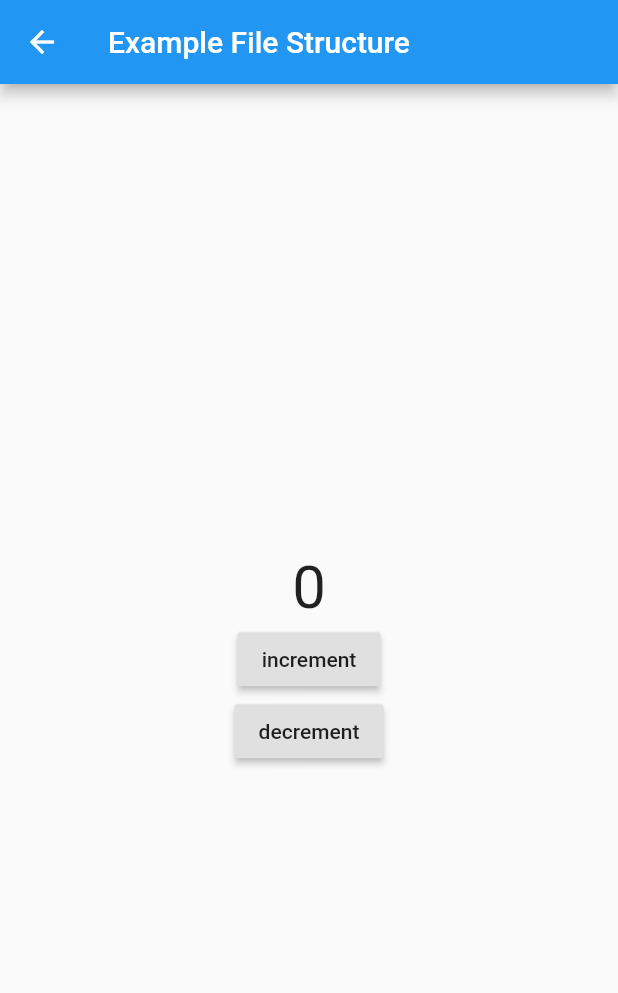
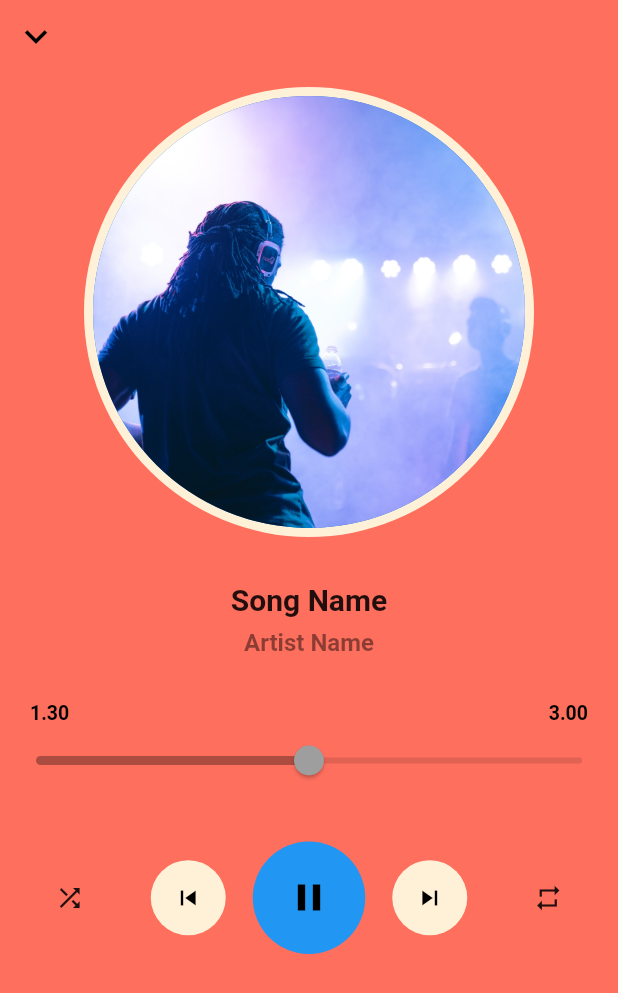
Before and after one commit to devenderbutani21/musicplayerflutterapp, a Flutter app: the HomeScreen screen opened directly, on a phone screen of 412 x 824 dp. Shown: the top 993 px of the screen. Run offline on Flutter 3.47's test engine with Material 2 defaults, Android fonts, the phone set to English and light mode, and no system bars.

Commit message:
Made changes to UI

```diff
--- a/lib/screens/home/home.dart
+++ b/lib/screens/home/home.dart
@@ -1,4 +1,6 @@
+import 'package:flutter/cupertino.dart';
 import 'package:flutter/material.dart';
+import 'package:flutter/widgets.dart';
 
 class HomeScreen extends StatefulWidget {
   @override
@@ -6,36 +8,164 @@ class HomeScreen extends StatefulWidget {
 }
 
 class _HomeScreenState extends State<HomeScreen> {
-  int counter = 0;
+
   @override
   Widget build(BuildContext context) {
+    const color = const Color(0xffFE6F5E);
+    const color1 = const Color(0xffFFF1D7);
     return Scaffold(
-      appBar: AppBar(
-        title: Text("Example File Structure"),
+//      backgroundColor: Colors.blueGrey.shade100,
+      backgroundColor: color,
+      body: SafeArea(
+      child: Column(
+        children: <Widget>[
+          Row(
+            mainAxisAlignment: MainAxisAlignment.spaceBetween,
+            children: <Widget>[
+              Container(
+                child: IconButton(
+                  icon: Icon(
+                    Icons.keyboard_arrow_down,
+                    color: Colors.black,
+                    size: 30.0,
                   ),
-      body: Center(
-        child: Column(
+                  onPressed: () { },
+                ),
+              ),
+            ],
+          ),
+          SizedBox(height: 10,),
+          Center(
+            child: Container(
+              height: 300,
+              width: 300,
+              decoration: BoxDecoration(
+                color: color1,
+                borderRadius: BorderRadius.circular(150),
+              ),
+              padding: EdgeInsets.all(6),
+              child: CircleAvatar(
+                backgroundImage: AssetImage('assets/2.jpg'),
+                maxRadius: 160,
+              ),
+            ),
+          ),
+          SizedBox(height: 30,),
+          Text(
+              "Song Name",
+              style: TextStyle(
+                  fontSize:20,
+                  fontWeight: FontWeight.w600
+              )
+          ),
+          SizedBox(height: 8,),
+          Text(
+              "Artist Name",
+              style: TextStyle(
+                  fontSize:16,
+                  color: Colors.black45,
+                  fontWeight: FontWeight.w600
+              )
+          ),
+          SizedBox(height: 30,),
+          Container(
+            padding: EdgeInsets.only(left: 20,right: 20),
+            child: Row(
+              mainAxisAlignment: MainAxisAlignment.spaceBetween,
+              children: <Widget>[
+                Text("1.30",
+                    style: TextStyle(
+                    fontSize:13,
+                    color: Colors.black,
+                    fontWeight: FontWeight.w600
+                )),
+                Text("3.00",
+                    style: TextStyle(
+                        fontSize:13,
+                        color: Colors.black,
+                        fontWeight: FontWeight.w600
+                    )),
+              ],
+            ),
+          ),
+          Slider(
+            min: 0,
+            max: 3,
+            value: 1.5,
+          ),
+          SizedBox(height: 30,),
+          Center(
+            child: Row(
               mainAxisAlignment: MainAxisAlignment.center,
               children: <Widget>[
-            Text(
-              counter.toString(),
-              style: TextStyle(fontSize: 40),
+                IconButton(
+                  icon: Icon(
+                    Icons.shuffle,
+                    size: 20,
                   ),
-            RaisedButton(
-              child: Text("increment"),
-              onPressed: () {
-                setState(() {
-                  counter++;
-                });
-              },
+                  onPressed: () { },
                 ),
-            RaisedButton(
-              child: Text("decrement"),
-              onPressed: () {
-                setState(() {
-                  counter--;
-                });
-              },
+                SizedBox(width: 30,),
+                Container(
+                  height: 50,
+                  width: 50,
+                  decoration: BoxDecoration(
+                    color: color1,
+                    borderRadius: BorderRadius.circular(30),
+                  ),
+                   child: IconButton(
+                    icon: Icon(
+                      Icons.skip_previous,
+                      size: 20,
+                      color: Colors.black,
+                      ),
+                     onPressed: () {},
+                    ),
+                ),
+                SizedBox(width: 18,),
+                Container(
+                  height: 75,
+                  width: 75,
+                  decoration: BoxDecoration(
+                    color: Colors.blue,
+                    borderRadius: BorderRadius.circular(45),
+                  ),
+                  child: IconButton(
+                    icon: Icon(
+                      Icons.pause,
+                      size: 30,
+                      color: Colors.black,
+                    ),
+                    onPressed: (){ },
+                  ),
+                ),
+                SizedBox(width: 18,),
+                Container(
+                  height: 50,
+                  width: 50,
+                  decoration: BoxDecoration(
+                    color: color1,
+                    borderRadius: BorderRadius.circular(30),
+                  ),
+                  child: IconButton(
+                  icon: Icon(
+                    Icons.skip_next,
+                    size: 20,
+                    color: Colors.black,
+                  ),
+                    onPressed: () { },
+                ),
+                ),
+                SizedBox(width: 30,),
+                IconButton(
+                  icon: Icon(
+                    Icons.repeat,
+                    size: 20,
+                  ),
+                  onPressed: () { },
+                ),
+              ],
+            ),
           ),
         ],
       ),
```
Also changed, not shown: lib/main.dart (+147 -128 lines). Lines whose indentation alone changed are shown as unchanged.
